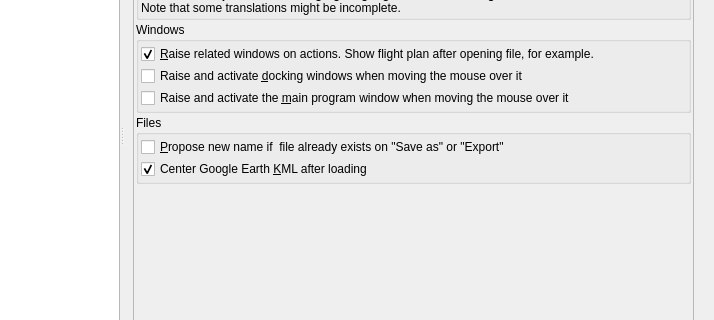
Above: src/options/options.ui from albar965/littlenavmap before the change; both pictures show x 175 to 889 and y 118 to 438 of the 889 by 534 pixel window. Below: the same form after it.
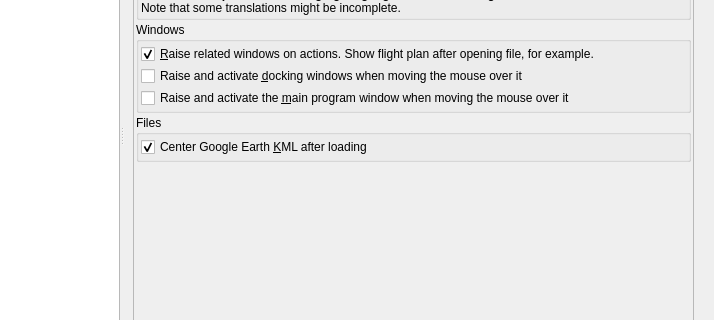
That is the form after the change. The open tabs and pages were chosen to show the change.

Commit message: Removed unused function to propose a new file name if already exists.

```diff
--- a/src/options/options.ui
+++ b/src/options/options.ui
@@ -579,21 +579,6 @@
                <property name="bottomMargin">
                 <number>2</number>
                </property>
-               <item>
-                <widget class="QCheckBox" name="checkBoxOptionsGuiProposeFilename">
-                 <property name="toolTip">
-                  <string>This this option is checked: Little Navmap will suggest a new name
-on all &quot;Save as&quot; or &quot;Export&quot; operations if a file already exists.
-New name will be &quot;filename_1.pln&quot; if &quot;filename.pln&quot; already exists, for example.</string>
-                 </property>
-                 <property name="text">
-                  <string>&amp;Propose new name if  file already exists on &quot;Save as&quot; or &quot;Export&quot;</string>
-                 </property>
-                 <property name="checked">
-                  <bool>false</bool>
-                 </property>
-                </widget>
-               </item>
                <item>
                 <widget class="QCheckBox" name="checkBoxOptionsGuiCenterKml">
                  <property name="toolTip">
```
Left out of the diff: 1 changed line with no effect on the pictures. The commit also changes 9 other files.
